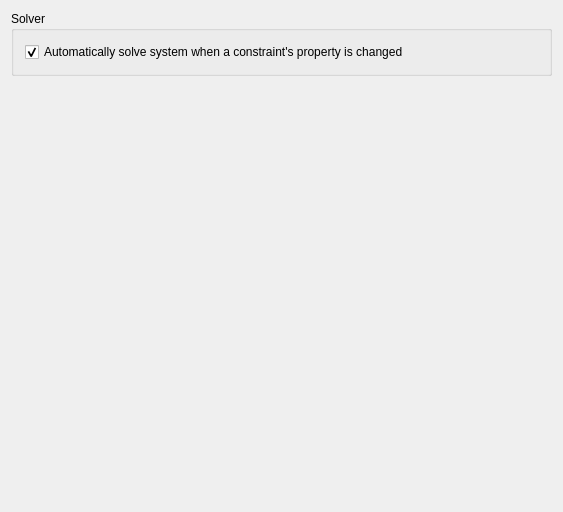
First picture: the form in Gui/Resources/ui/assembly2_prefs.ui, repository hamish2014/FreeCAD_assembly2, before the edit.
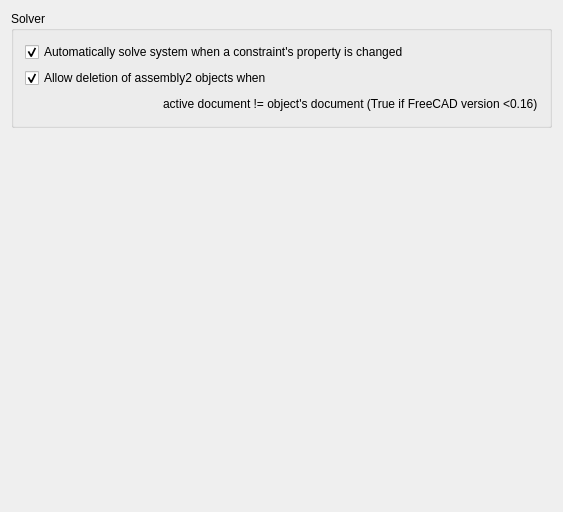
Second picture: the form after the edit. Custom widgets are drawn as their Qt base class.

Commit message: Proxies updated to prevent deletetion of assembly2 objects when active != objects document. Can be disabled in assembly2's preference page.\n"

Diff of the .ui file:
```diff
--- a/Gui/Resources/ui/assembly2_prefs.ui
+++ b/Gui/Resources/ui/assembly2_prefs.ui
@@ -64,6 +64,58 @@
         </property>
        </widget>
       </item>
+      <item>
+       <widget class="Gui::PrefCheckBox" name="gui::prefcheckbox_6">
+        <property name="sizePolicy">
+         <sizepolicy hsizetype="Minimum" vsizetype="Fixed">
+          <horstretch>0</horstretch>
+          <verstretch>0</verstretch>
+         </sizepolicy>
+        </property>
+        <property name="toolTip">
+         <string/>
+        </property>
+        <property name="text">
+         <string>Allow deletion of assembly2 objects when</string>
+        </property>
+        <property name="checked">
+         <bool>true</bool>
+        </property>
+        <property name="prefEntry" stdset="0">
+         <cstring>allowDeletetionFromExternalDocuments</cstring>
+        </property>
+        <property name="prefPath" stdset="0">
+         <cstring>Mod/Assembly2</cstring>
+        </property>
+       </widget>
+      </item>
+      <item>
+       <layout class="QHBoxLayout" name="horizontalLayout">
+        <property name="topMargin">
+         <number>0</number>
+        </property>
+        <item>
+         <spacer name="horizontalSpacer">
+          <property name="orientation">
+           <enum>Qt::Horizontal</enum>
+          </property>
+          <property name="sizeHint" stdset="0">
+           <size>
+            <width>40</width>
+            <height>20</height>
+           </size>
+          </property>
+         </spacer>
+        </item>
+        <item>
+         <widget class="QLabel" name="label">
+          <property name="text">
+           <string>active document != object's document (True if FreeCAD version &lt;0.16)</string>
+          </property>
+         </widget>
+        </item>
+       </layout>
+      </item>
      </layout>
     </widget>
    </item>
```
The commit also changes 4 other files.
